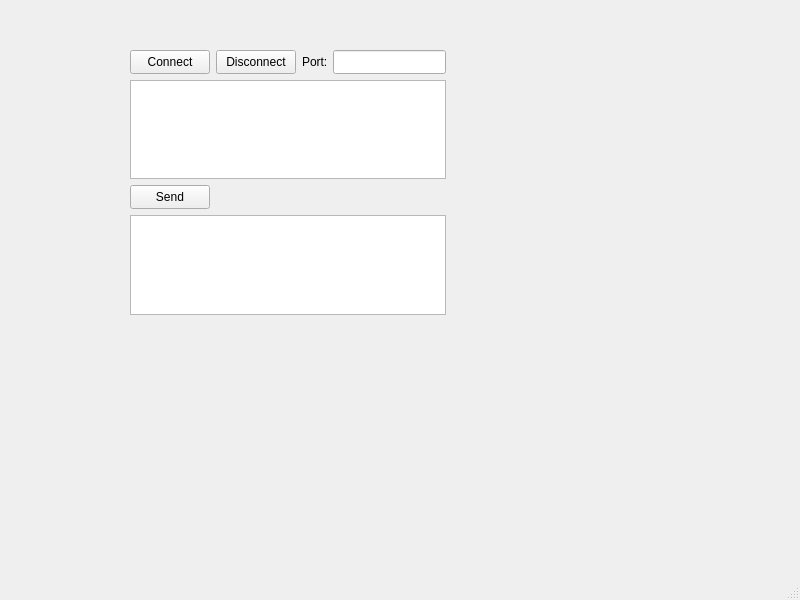
First picture: the form in APFinalProject_server/mainwindow.ui, repository nikamsv84/APFinalProject, before the edit.
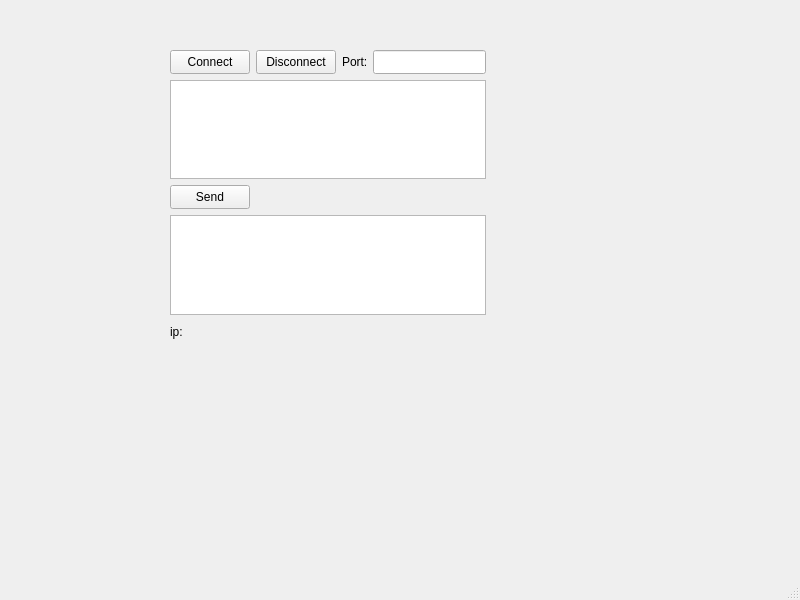
Second picture: the form after the edit.

Commit message: showing ip was added to server interface.

The edit to the form file:
```diff
--- a/APFinalProject_server/mainwindow.ui
+++ b/APFinalProject_server/mainwindow.ui
@@ -17,7 +17,7 @@
    <widget class="QPushButton" name="connect">
     <property name="geometry">
      <rect>
-      <x>130</x>
+      <x>170</x>
       <y>50</y>
       <width>80</width>
       <height>24</height>
@@ -30,7 +30,7 @@
    <widget class="QLabel" name="label">
     <property name="geometry">
      <rect>
-      <x>302</x>
+      <x>342</x>
       <y>50</y>
       <width>25</width>
       <height>24</height>
@@ -43,7 +43,7 @@
    <widget class="QPushButton" name="send">
     <property name="geometry">
      <rect>
-      <x>130</x>
+      <x>170</x>
       <y>185</y>
       <width>80</width>
       <height>24</height>
@@ -56,7 +56,7 @@
    <widget class="QPushButton" name="disconnect">
     <property name="geometry">
      <rect>
-      <x>216</x>
+      <x>256</x>
       <y>50</y>
       <width>80</width>
       <height>24</height>
@@ -69,7 +69,7 @@
    <widget class="QTextEdit" name="input">
     <property name="geometry">
      <rect>
-      <x>130</x>
+      <x>170</x>
       <y>215</y>
       <width>316</width>
       <height>100</height>
@@ -79,7 +79,7 @@
    <widget class="QLineEdit" name="port">
     <property name="geometry">
      <rect>
-      <x>333</x>
+      <x>373</x>
       <y>50</y>
       <width>113</width>
       <height>24</height>
@@ -89,13 +89,26 @@
    <widget class="QTextBrowser" name="output">
     <property name="geometry">
      <rect>
-      <x>130</x>
+      <x>170</x>
       <y>80</y>
       <width>316</width>
       <height>99</height>
      </rect>
     </property>
    </widget>
+   <widget class="QLabel" name="showIp">
+    <property name="geometry">
+     <rect>
+      <x>170</x>
+      <y>320</y>
+      <width>311</width>
+      <height>24</height>
+     </rect>
+    </property>
+    <property name="text">
+     <string>ip:</string>
+    </property>
+   </widget>
   </widget>
   <widget class="QMenuBar" name="menubar">
    <property name="geometry">
```
The commit also changes 2 other files.
